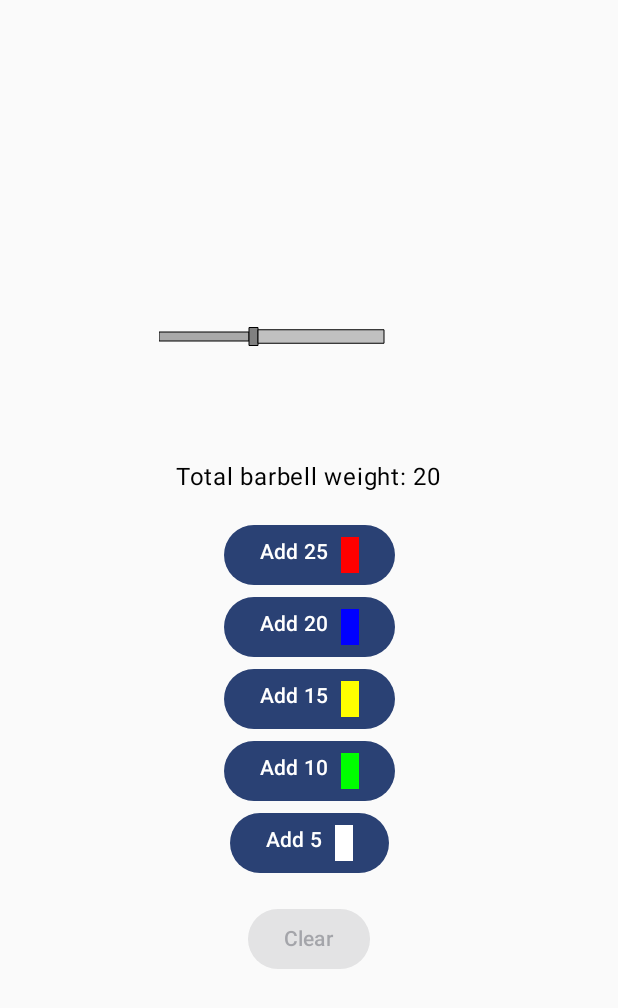
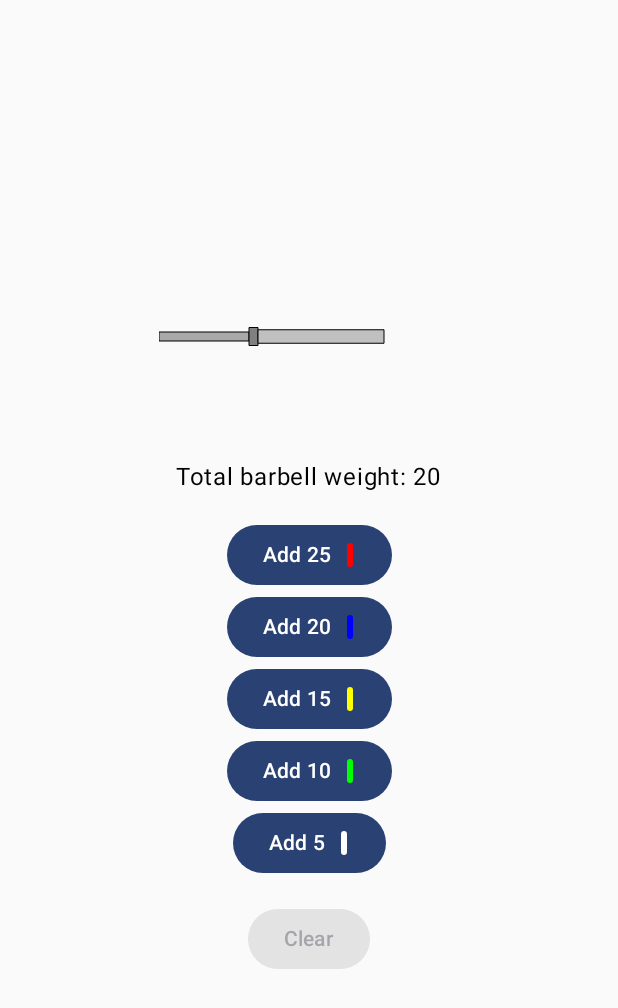
Before and after one commit to MarcinKuder/android-barbell-calculator, an Android app built with Jetpack Compose: the screen it shows after launch (MainActivity), on a phone screen of 412 x 824 dp. Shown: the top 1008 px of the screen. Run offline under Robolectric (Android 15) with nearby library versions, the phone set to English and light mode, and no system bars.

Commit message:
rounded icons

```diff
--- a/app/src/main/java/com/example/barbellcalculator/MainActivity.kt
+++ b/app/src/main/java/com/example/barbellcalculator/MainActivity.kt
@@ -14,8 +14,10 @@ import androidx.compose.foundation.layout.Spacer
 import androidx.compose.foundation.layout.fillMaxSize
 import androidx.compose.foundation.layout.height
 import androidx.compose.foundation.layout.padding
+import androidx.compose.foundation.layout.size
 import androidx.compose.foundation.layout.width
 import androidx.compose.foundation.layout.wrapContentSize
+import androidx.compose.foundation.shape.RoundedCornerShape
 import androidx.compose.material3.Button
 import androidx.compose.material3.Text
 import androidx.compose.runtime.Composable
@@ -23,6 +25,7 @@ import androidx.compose.runtime.remember
 import androidx.compose.runtime.mutableStateListOf
 import androidx.compose.ui.Alignment
 import androidx.compose.ui.Modifier
+import androidx.compose.ui.draw.clip
 import androidx.compose.ui.graphics.Color
 import androidx.compose.ui.res.painterResource
 import androidx.compose.ui.res.stringResource
@@ -94,10 +97,12 @@ fun BarbellCalculator(modifier: Modifier = Modifier) {
                     Spacer(modifier = Modifier.width(8.dp))
                     Box(
                         modifier = Modifier
-                            .background(plate.value)
-                            .padding(4.dp)
+                            .padding(2.dp)
                             .width(4.dp)
                             .height(16.dp)
+                            .size(16.dp)
+                            .clip(RoundedCornerShape(4.dp))
+                            .background(plate.value)
                     )
                 }
             }
```
